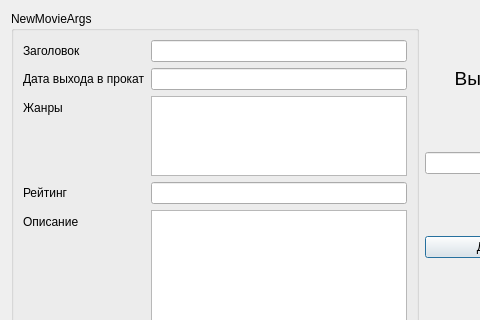
Above: newmoviewindow.ui from Clever001/MovieDatabase before the change; both pictures show x 0 to 480 and y 0 to 320 of the 868 by 436 pixel window. Below: the same form after it.
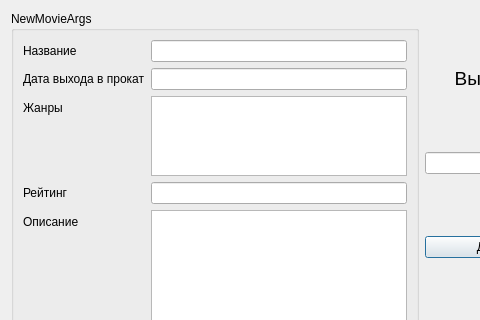
That is the form after the change.

What changed in the file:
```diff
--- a/newmoviewindow.ui
+++ b/newmoviewindow.ui
@@ -32,7 +32,7 @@
             <item row="0" column="0">
              <widget class="QLabel" name="label">
               <property name="text">
-               <string>Заголовок</string>
+               <string>Название</string>
               </property>
              </widget>
             </item>
```
